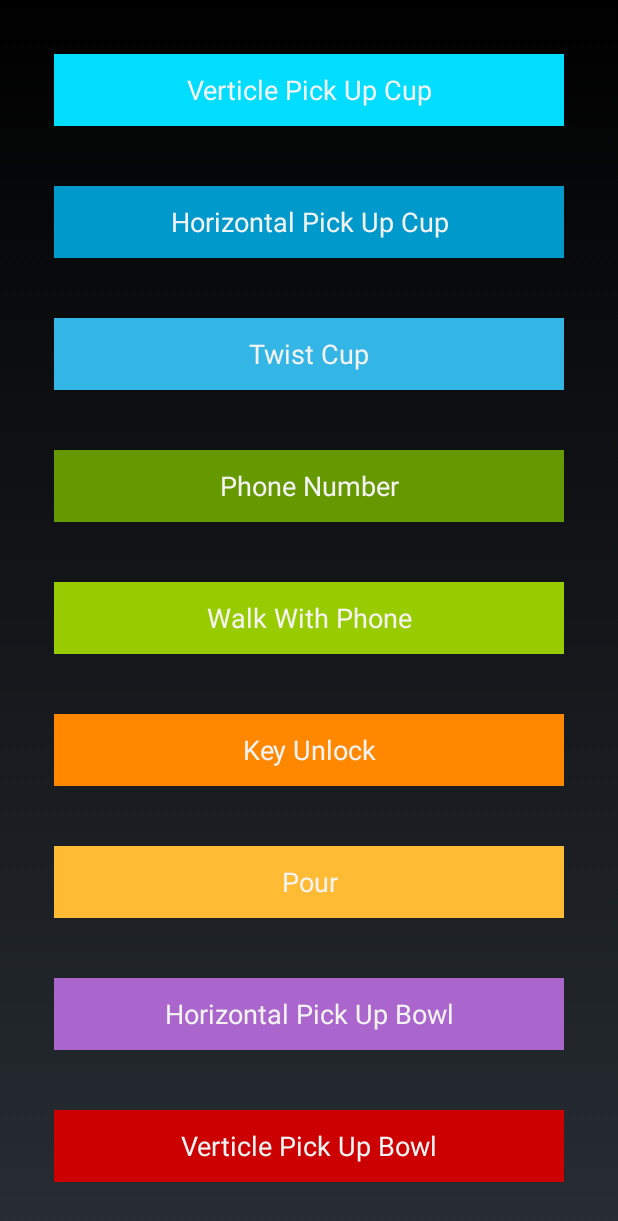
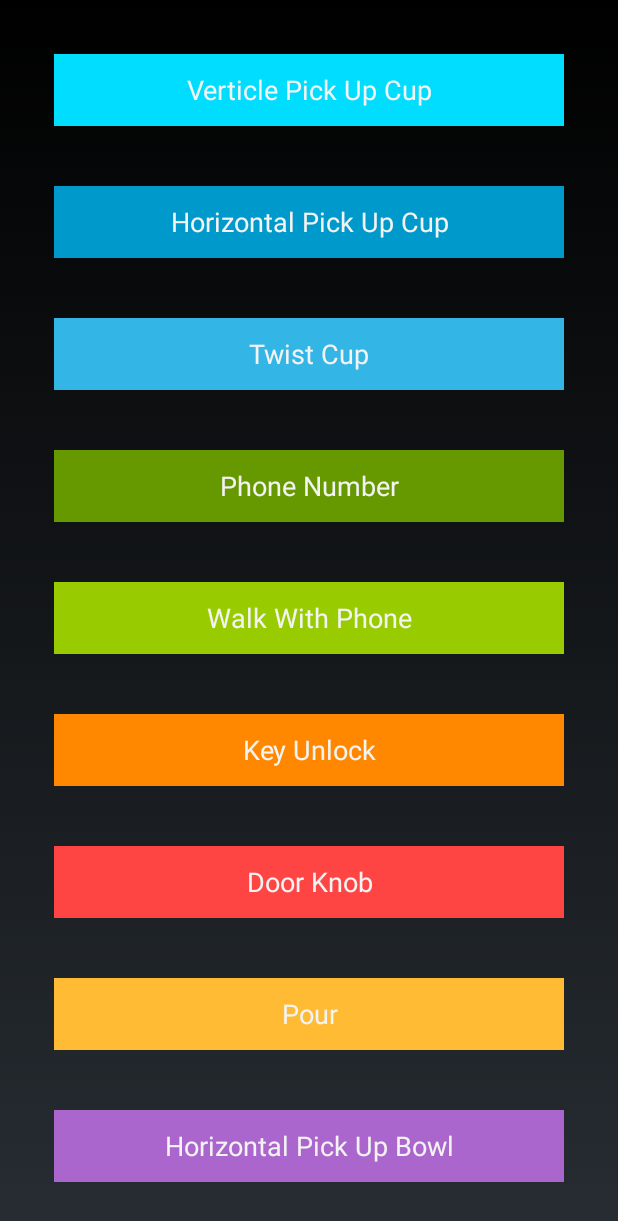
Before and after one commit to matt2929/RehabRevamped, an Android app: the WorkoutSelectionScreenManual screen opened directly, with no data from a screen before it, on a phone screen of 412 x 824 dp. Shown: the top 1221 px of the screen. Run offline under Robolectric (Android 15) with nearby library versions, the phone set to English and light mode, and no system bars.

Commit message:
all csv output correct name
15 second walk

```diff
--- a/mobile/src/main/java/com/example/matthew/rehabrevamped/UserWorkouts/HorizontalPickUpCount.java
+++ b/mobile/src/main/java/com/example/matthew/rehabrevamped/UserWorkouts/HorizontalPickUpCount.java
@@ -188,7 +188,7 @@ public class HorizontalPickUpCount implements WorkoutSession{
     @Override
     public String getWorkoutName() {
         if (name.equals(""))
-            return "Pick Up Put Down";
+            return "H.Pick Up Cup";
         return name;
     }
 
--- a/mobile/src/main/java/com/example/matthew/rehabrevamped/UserWorkouts/PickUpCount.java
+++ b/mobile/src/main/java/com/example/matthew/rehabrevamped/UserWorkouts/PickUpCount.java
@@ -213,7 +213,7 @@ public class PickUpCount implements WorkoutSession {
     @Override
     public String getWorkoutName() {
         if (name.equals(""))
-        return "Pick Up Put Down";
+            return "V.Pick Up Cup";
         return name;
     }
 
--- a/mobile/src/main/java/com/example/matthew/rehabrevamped/UserWorkouts/WalkWithCup.java
+++ b/mobile/src/main/java/com/example/matthew/rehabrevamped/UserWorkouts/WalkWithCup.java
@@ -38,7 +38,7 @@ public class WalkWithCup implements WorkoutSession {
     boolean haveIStarted = false;
     int total = 0;
     String whatShouldISay = "";
-    Long totalTime = 10000L;
+    Long totalTime = 15000L;
     Float totalAccT = 0f;
     float lastX = 9, lastY = 9, lastZ = 9;
     float averageTotal = 0;
@@ -188,6 +188,6 @@ public class WalkWithCup implements WorkoutSession {
 
     @Override
     public String sayHowToHoldCup() {
-        return "Hold the bowl infront of you. Walk fowards at a comfortable pace.";
+        return "Hold the bowl infront of you. Walk fowards at a comfortable pace. Walk for 15 Seconds";
     }
 }
--- a/mobile/src/main/res/layout/activity_workout_selection_screen.xml
+++ b/mobile/src/main/res/layout/activity_workout_selection_screen.xml
@@ -116,12 +116,26 @@
                 android:text="@string/key_unlock" />
 
             <Button
+                android:id="@+id/doorKnob"
+                android:layout_width="match_parent"
+                android:layout_height="wrap_content"
+                android:layout_alignParentEnd="true"
+                android:layout_alignParentStart="true"
+                android:layout_below="@id/unlockchoice"
+                android:layout_margin="20dp"
+                android:layout_marginLeft="10dp"
+                android:layout_marginRight="10dp"
+                android:layout_marginTop="10dp"
+                android:background="@android:color/holo_red_light"
+                android:text="Door Knob" />
+
+            <Button
                 android:id="@+id/PourSelect"
                 android:layout_width="match_parent"
                 android:layout_height="wrap_content"
                 android:layout_alignParentEnd="true"
                 android:layout_alignParentStart="true"
-                android:layout_below="@+id/unlockchoice"
+                android:layout_below="@+id/doorKnob"
                 android:layout_marginBottom="20dp"
                 android:layout_marginLeft="20dp"
                 android:layout_marginRight="20dp"
```
Also changed, not shown: mobile/src/main/java/com/example/matthew/rehabrevamped/Activities/WorkoutSelectionScreenManual.java (+46 -17 lines).
